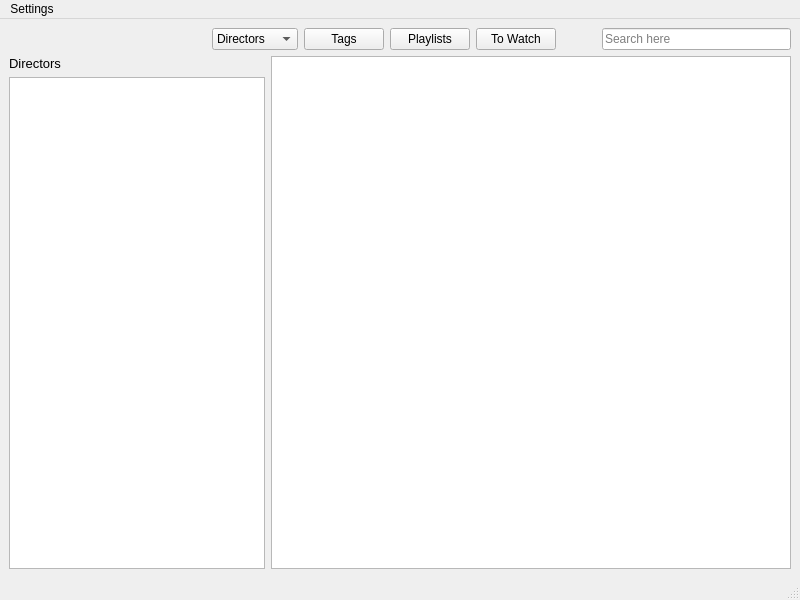
First picture: the form in src/MainWindow.ui, repository ochurlaud/macaw-movies, before the edit.
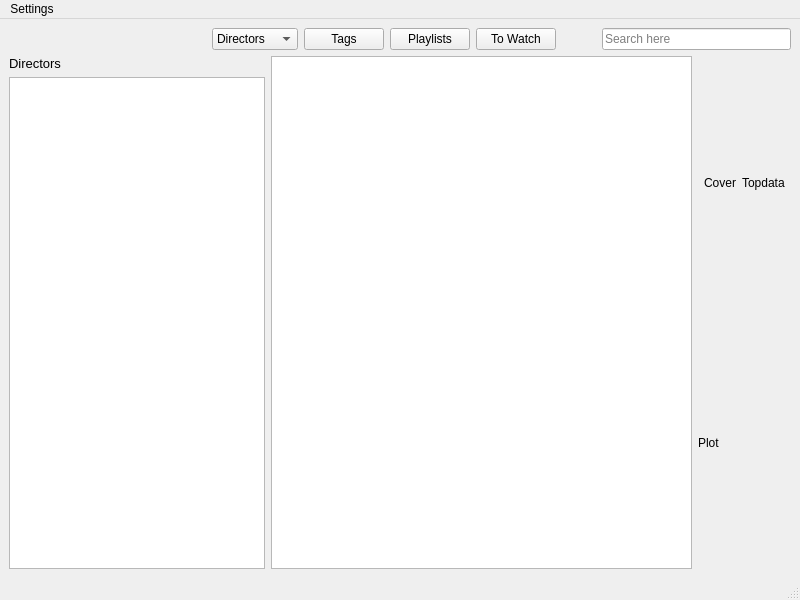
Second picture: the form after the edit. Icons and pictures are not drawn.

Patch:
```diff
--- a/src/MainWindow.ui
+++ b/src/MainWindow.ui
@@ -221,6 +221,31 @@
           </attribute>
          </widget>
         </item>
+        <item>
+         <layout class="QGridLayout" name="metadataPannel">
+          <item row="0" column="2">
+           <widget class="QLabel" name="metadataTop">
+            <property name="text">
+             <string>Topdata</string>
+            </property>
+           </widget>
+          </item>
+          <item row="2" column="0" colspan="4">
+           <widget class="QLabel" name="metadataPlot">
+            <property name="text">
+             <string>Plot</string>
+            </property>
+           </widget>
+          </item>
+          <item row="0" column="1">
+           <widget class="QLabel" name="metadataCover">
+            <property name="text">
+             <string>Cover</string>
+            </property>
+           </widget>
+          </item>
+         </layout>
+        </item>
        </layout>
       </item>
      </layout>
```
